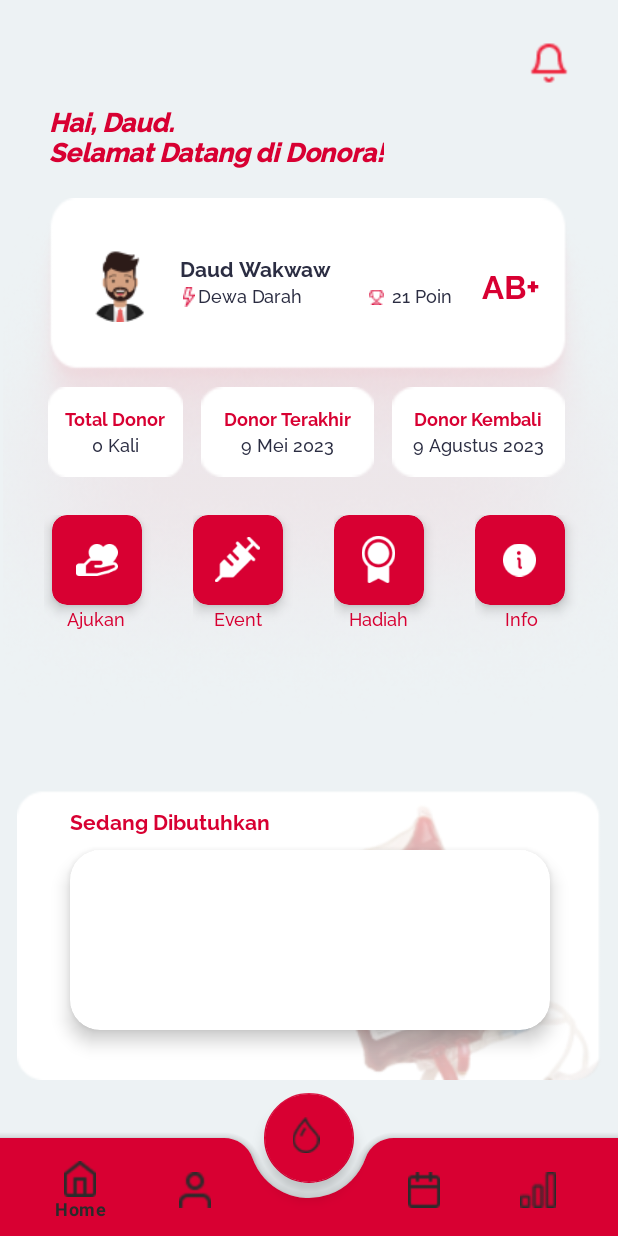
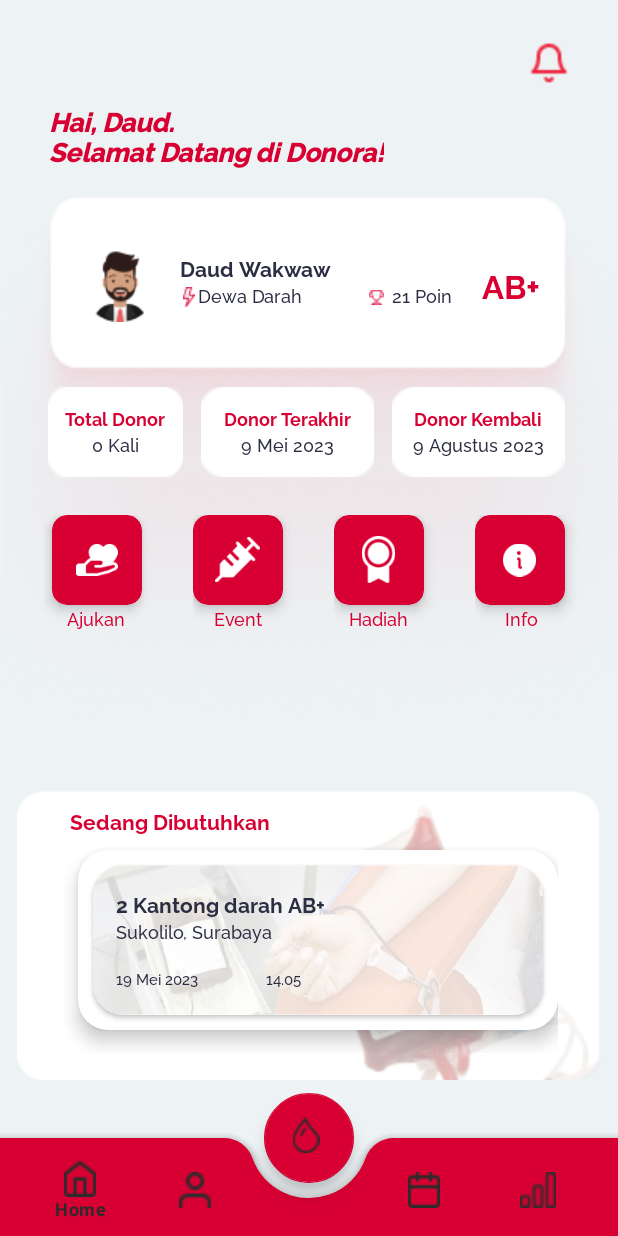
Before and after one commit to fathias30/donora-apk, an Android app: the layout fragment_home.xml on its own in the app's theme, with its tools: preview values and no code run, on a phone screen of 412 x 824 dp. Run offline under Robolectric (Android 15) with nearby library versions, the phone set to English and light mode, and no system bars.

Commit message:
Commit 29/05/23 (Banner Home)

```diff
--- /dev/null
+++ b/app/src/main/res/drawable/field_search.xml
@@ -0,0 +1,4 @@
+<?xml version="1.0" encoding="utf-8"?>
+<shape xmlns:android="http://schemas.android.com/apk/res/android">
+    <solid android:color="#ffffff" />/>
+</shape>
--- a/app/src/main/res/layout/fragment_home.xml
+++ b/app/src/main/res/layout/fragment_home.xml
@@ -483,13 +483,13 @@
                     android:fontFamily="@font/rbold"
                     android:text="Sedang Dibutuhkan" />
 
-                <androidx.cardview.widget.CardView
-                    android:layout_width="320dp"
-                    android:layout_height="120dp"
+                <androidx.recyclerview.widget.RecyclerView
+                    android:layout_width="330dp"
+                    android:layout_height="145dp"
                     android:layout_gravity="center_horizontal"
-                    android:layout_marginTop="10dp"
-                    app:cardCornerRadius="20dp"
-                    app:cardElevation="7dp"/>
+                    android:orientation="horizontal"
+                    tools:listitem="@layout/item_banner"
+                    app:cardCornerRadius="20dp" />
             </LinearLayout>
 
         </androidx.constraintlayout.widget.ConstraintLayout>
--- a/app/src/main/res/layout/item_banner.xml
+++ b/app/src/main/res/layout/item_banner.xml
@@ -6,8 +6,10 @@
     android:layout_width="320dp"
     android:layout_height="120dp"
     android:layout_gravity="center_horizontal"
+    android:layout_margin="10dp"
+    android:orientation="vertical"
     app:cardCornerRadius="20dp"
-    app:cardElevation="10dp" >
+    app:cardElevation="7dp" >
 
     <androidx.constraintlayout.widget.ConstraintLayout
         android:layout_width="320dp"
@@ -16,7 +18,60 @@
         <androidx.cardview.widget.CardView
             android:layout_width="match_parent"
             android:layout_height="match_parent"
-            android:padding="7dp"
-            android:src="@drawable/banner1"/>
+            android:layout_margin="10dp"
+            app:cardCornerRadius="20dp" >
+
+            <LinearLayout
+                android:layout_width="match_parent"
+                android:layout_height="match_parent"
+                android:background="@drawable/banner1"
+                android:padding="15dp"
+                android:orientation="vertical">
+
+                <TextView
+                    android:id="@+id/Detail"
+                    android:layout_width="match_parent"
+                    android:layout_height="wrap_content"
+                    android:text="2 Kantong darah AB+"
+                    android:textColor="#2B2D42"
+                    android:textStyle="bold"
+                    android:fontFamily="@font/rbold"/>
+
+                <TextView
+                    android:id="@+id/Tempat"
+                    android:layout_width="match_parent"
+                    android:layout_height="wrap_content"
+                    android:textColor="#2B2D42"
+                    android:text="Sukolilo, Surabaya"
+                    android:textSize="12dp"
+                    android:fontFamily="@font/rmedium"/>
+
+                <LinearLayout
+                    android:layout_width="match_parent"
+                    android:layout_height="match_parent"
+                    android:layout_marginTop="15dp"
+                    android:orientation="horizontal">
+
+                    <TextView
+                        android:id="@+id/textView5"
+                        android:layout_width="100dp"
+                        android:layout_height="wrap_content"
+                        android:textSize="10dp"
+                        android:textColor="#2B2D42"
+                        android:fontFamily="@font/rmedium"
+                        android:text="19 Mei 2023" />
+
+                    <TextView
+                        android:id="@+id/textView6"
+                        android:layout_width="40dp"
+                        android:layout_height="wrap_content"
+                        android:textSize="10dp"
+                        android:textColor="#2B2D42"
+                        android:fontFamily="@font/rmedium"
+                        android:text="14.05" />
+                </LinearLayout>
+
+            </LinearLayout>
+        </androidx.cardview.widget.CardView>
     </androidx.constraintlayout.widget.ConstraintLayout>
 </androidx.cardview.widget.CardView>
--- /dev/null
+++ b/app/src/main/res/layout/item_jadwaldonor.xml
@@ -0,0 +1,6 @@
+<?xml version="1.0" encoding="utf-8"?>
+<androidx.constraintlayout.widget.ConstraintLayout xmlns:android="http://schemas.android.com/apk/res/android"
+    android:layout_width="match_parent"
+    android:layout_height="match_parent">
+
+</androidx.constraintlayout.widget.ConstraintLayout>
```
Also changed, not shown: app/src/main/res/layout/fragment_jadwaldonor.xml (added, +63 -0 lines), app/src/main/res/layout/fragment_stoock.xml (deleted, +0 -20 lines), app/src/main/res/navigation/main_nav.xml (+2 -11 lines), app/src/main/res/drawable/back.png (added), app/src/main/res/drawable/banner1.png (added), app/src/main/res/drawable/card_banner.png (added).
